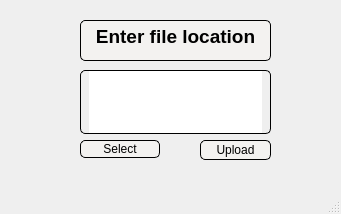
First picture: the form in UploadWindow.ui, repository LorenzoTarricone/TranscriptomiC, before the edit.
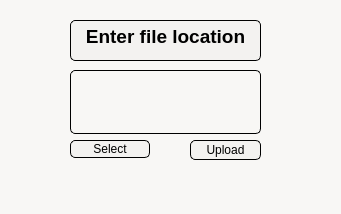
Second picture: the form after the edit.

Commit message:
Removed menu bar and changed background colour of upload window
Changed the background colour of the upload window, needs to be tested on dark mode.

```diff
--- a/UploadWindow.ui
+++ b/UploadWindow.ui
@@ -13,11 +13,15 @@
   <property name="windowTitle">
    <string>MainWindow</string>
   </property>
+  <property name="styleSheet">
+   <string notr="true">background-color: rgb(248,247,245);
+</string>
+  </property>
   <widget class="QWidget" name="centralwidget">
    <widget class="QPlainTextEdit" name="plainTextEdit">
     <property name="geometry">
      <rect>
-      <x>80</x>
+      <x>70</x>
       <y>70</y>
       <width>191</width>
       <height>64</height>
@@ -33,7 +37,7 @@
    <widget class="QTextEdit" name="textEdit">
     <property name="geometry">
      <rect>
-      <x>80</x>
+      <x>70</x>
       <y>20</y>
       <width>191</width>
       <height>41</height>
@@ -51,8 +55,6 @@
 &lt;html&gt;&lt;head&gt;&lt;meta name=&quot;qrichtext&quot; content=&quot;1&quot; /&gt;&lt;meta charset=&quot;utf-8&quot; /&gt;&lt;style type=&quot;text/css&quot;&gt;
 p, li { white-space: pre-wrap; }
 hr { height: 1px; border-width: 0; }
-li.unchecked::marker { content: &quot;\2610&quot;; }
-li.checked::marker { content: &quot;\2612&quot;; }
 &lt;/style&gt;&lt;/head&gt;&lt;body style=&quot; font-family:'Segoe UI'; font-size:9pt; font-weight:400; font-style:normal;&quot;&gt;
 &lt;p align=&quot;center&quot; style=&quot; margin-top:0px; margin-bottom:0px; margin-left:0px; margin-right:0px; -qt-block-indent:0; text-indent:0px;&quot;&gt;&lt;span style=&quot; font-size:14pt; font-weight:700;&quot;&gt;Enter file location&lt;/span&gt;&lt;/p&gt;&lt;/body&gt;&lt;/html&gt;</string>
     </property>
@@ -60,7 +62,7 @@
    <widget class="QPushButton" name="UploadButton">
     <property name="geometry">
      <rect>
-      <x>200</x>
+      <x>190</x>
       <y>140</y>
       <width>71</width>
       <height>20</height>
@@ -80,7 +82,7 @@
    <widget class="QPushButton" name="SelectButton">
     <property name="geometry">
      <rect>
-      <x>80</x>
+      <x>70</x>
       <y>140</y>
       <width>80</width>
       <height>18</height>
```
Left out of the diff: 4 changed lines with no effect on the pictures.
